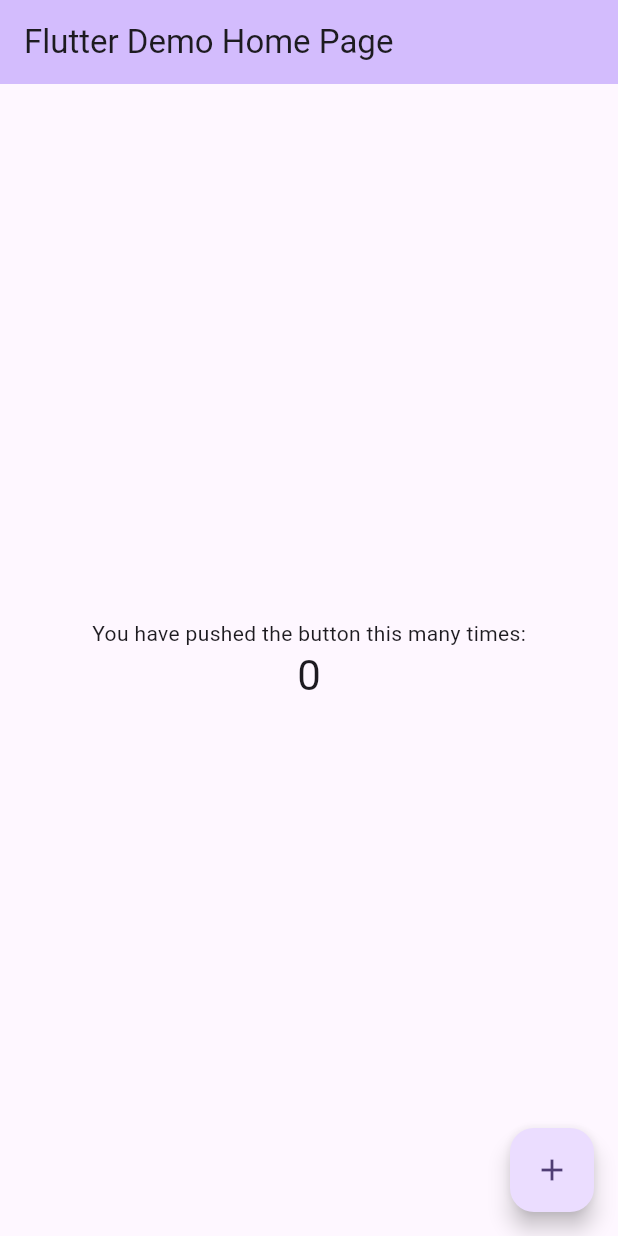
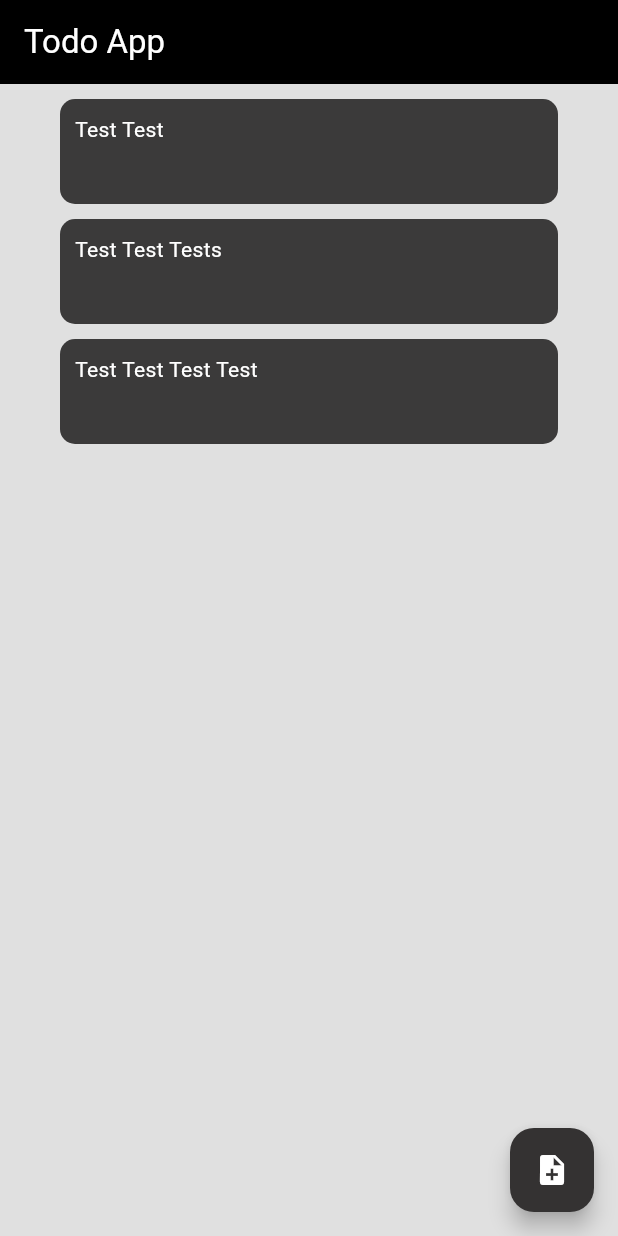
Before and after one commit to Ben-M-05/Executive-Assistant, a Flutter app: the MyHomePage screen opened directly, on a phone screen of 412 x 824 dp. Run offline on Flutter 3.47's test engine with Material 3 defaults, Android fonts, the light colour scheme and no system bars; statements that could not run were skipped.

Commit message:
Started adding Todo list frontend and backend

```diff
--- a/executive_assistant/lib/main.dart
+++ b/executive_assistant/lib/main.dart
@@ -1,4 +1,6 @@
 import 'package:flutter/material.dart';
+import 'package:executive_assistant/todo_container.dart';
+import 'package:provider/provider.dart';
 
 void main() {
   runApp(const MyApp());
@@ -10,6 +12,7 @@
   // This widget is the root of your application.
   @override
   Widget build(BuildContext context) {
+
     return MaterialApp(
       title: 'Flutter Demo',
       theme: ThemeData(
@@ -31,13 +34,14 @@
         colorScheme: ColorScheme.fromSeed(seedColor: Colors.deepPurple),
         useMaterial3: true,
       ),
-      home: const MyHomePage(title: 'Flutter Demo Home Page'),
+      home: MyHomePage(title: 'Todo App'),
     );
   }
 }
 
 class MyHomePage extends StatefulWidget {
-  const MyHomePage({super.key, required this.title});
+  MyHomePage({super.key, required this.title});
+
 
   // This widget is the home page of your application. It is stateful, meaning
   // that it has a State object (defined below) that contains fields that affect
@@ -55,18 +59,8 @@
 }
 
 class _MyHomePageState extends State<MyHomePage> {
-  int _counter = 0;
 
-  void _incrementCounter() {
-    setState(() {
-      // This call to setState tells the Flutter framework that something has
-      // changed in this State, which causes it to rerun the build method below
-      // so that the display can reflect the updated values. If we changed
-      // _counter without calling setState(), then the build method would not be
-      // called again, and so nothing would appear to happen.
-      _counter++;
-    });
-  }
+
 
   @override
   Widget build(BuildContext context) {
@@ -76,50 +70,50 @@
     // The Flutter framework has been optimized to make rerunning build methods
     // fast, so that you can just rebuild anything that needs updating rather
     // than having to individually change instances of widgets.
+    var appState = context.watch<MyAppState>();
+
     return Scaffold(
       appBar: AppBar(
         // TRY THIS: Try changing the color here to a specific color (to
         // Colors.amber, perhaps?) and trigger a hot reload to see the AppBar
         // change color while the other colors stay the same.
-        backgroundColor: Theme.of(context).colorScheme.inversePrimary,
+        backgroundColor: Colors.black,
+        foregroundColor: Colors.white,
         // Here we take the value from the MyHomePage object that was created by
         // the App.build method, and use it to set our appbar title.
         title: Text(widget.title),
       ),
+      backgroundColor: Colors.black12,
       body: Center(
         // Center is a layout widget. It takes a single child and positions it
         // in the middle of the parent.
-        child: Column(
-          // Column is also a layout widget. It takes a list of children and
-          // arranges them vertically. By default, it sizes itself to fit its
-          // children horizontally, and tries to be as tall as its parent.
-          //
-          // Column has various properties to control how it sizes itself and
-          // how it positions its children. Here we use mainAxisAlignment to
-          // center the children vertically; the main axis here is the vertical
-          // axis because Columns are vertical (the cross axis would be
-          // horizontal).
-          //
-          // TRY THIS: Invoke "debug painting" (choose the "Toggle Debug Paint"
-          // action in the IDE, or press "p" in the console), to see the
-          // wireframe for each widget.
-          mainAxisAlignment: MainAxisAlignment.center,
+        child: ListView(
+          padding: EdgeInsets.fromLTRB(40.0, 10, 40.0, 10),
           children: <Widget>[
-            const Text(
-              'You have pushed the button this many times:',
-            ),
-            Text(
-              '$_counter',
-              style: Theme.of(context).textTheme.headlineMedium,
-            ),
-          ],
+            TodoContainer(title: "Test Test"),
+            TodoContainer(title: "Test Test Tests"),
+            TodoContainer(title: "Test Test Test Test")
+           ],
         ),
       ),
       floatingActionButton: FloatingActionButton(
-        onPressed: _incrementCounter,
-        tooltip: 'Increment',
-        child: const Icon(Icons.add),
+        onPressed: appState.add,
+        tooltip: 'Add a note',
+        child: const Icon(Icons.note_add),
+        backgroundColor: const Color.fromARGB(255, 52, 50, 50),
+        foregroundColor: Colors.white,
+
       ), // This trailing comma makes auto-formatting nicer for build methods.
     );
   }
 }
+
+class MyAppState extends ChangeNotifier {
+  var todo_items = <TodoContainer>[];
+
+  void addTodoItem() {
+    todo_items.add(TodoContainer(title: "Todo Item test"));
+    notifyListeners();
+  }
+
+}
--- /dev/null
+++ b/executive_assistant/lib/todo_container.dart
@@ -0,0 +1,42 @@
+import 'package:flutter/material.dart';
+
+class TodoContainer extends StatefulWidget {
+  const TodoContainer ({super.key, required this.title});
+
+  final String title;
+
+  @override
+  State<TodoContainer> createState() => _TodoContainerState();
+}
+
+class _TodoContainerState extends State<TodoContainer> {
+  @override
+  Widget build(BuildContext context) {
+    return LayoutBuilder(
+      builder: (context, constraints) {
+        return Padding(
+          padding: EdgeInsets.fromLTRB(0, 0, 0, 10),
+          child: Container(
+            decoration: BoxDecoration(
+              borderRadius: BorderRadius.circular(10.0),
+              color: const Color.fromARGB(255, 59, 58, 58),
+            ),
+            width: 100,
+            height: 70,
+            alignment: Alignment.topCenter,
+            child: Container(
+              alignment: Alignment.topLeft,
+              child: Padding(
+                padding: const EdgeInsets.all(10.0),
+                child: Text(
+                  widget.title,
+                  style: TextStyle(color: Colors.white)
+                ),
+              ),
+            )
+          ),
+        );
+      }
+    );
+  }
+}
--- a/executive_assistant/pubspec.yaml
+++ b/executive_assistant/pubspec.yaml
@@ -35,6 +35,7 @@ dependencies:
   # The following adds the Cupertino Icons font to your application.
   # Use with the CupertinoIcons class for iOS style icons.
   cupertino_icons: ^1.0.8
+  provider: ^6.1.2
 
 dev_dependencies:
   flutter_test:
```
Also changed, not shown: executive_assistant/pubspec.lock.
